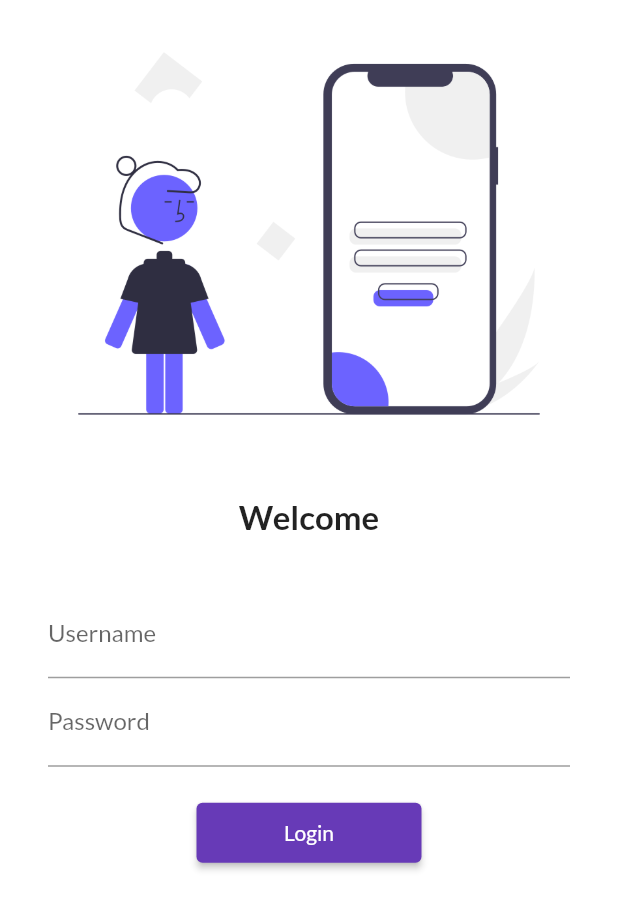
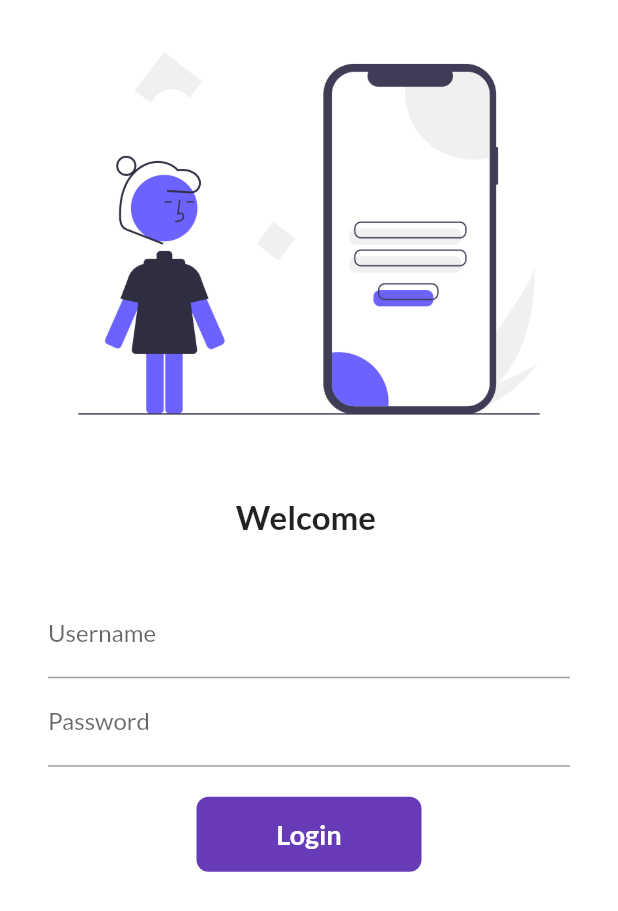
Before and after one commit to divyansh-nishad/flutter_catalog, a Flutter app: the screen it shows after launch, on a phone screen of 412 x 824 dp. Shown: the top 911 px of the screen. Run offline on Flutter 3.47's test engine with Material 2 defaults, Android fonts, the phone set to English and light mode, and no system bars; our stand-ins replace google_fonts.

Commit message:
Day 6 Completed

```diff
--- a/lib/pages/login_page.dart
+++ b/lib/pages/login_page.dart
@@ -1,6 +1,14 @@
 import 'package:flutter/material.dart';
+import 'package:flutter_catalog/utils/routes.dart';
 
-class LoginPage extends StatelessWidget {
+class LoginPage extends StatefulWidget {
+  @override
+  State<LoginPage> createState() => _LoginPageState();
+}
+
+class _LoginPageState extends State<LoginPage> {
+  String name = "";
+  bool changeButton = false;
   @override
   Widget build(BuildContext context) {
     return Material(
@@ -16,7 +24,7 @@ class LoginPage extends StatelessWidget {
                 height: 20.0,
               ),
               Text(
-                "Welcome",
+                "Welcome $name",
                 style: TextStyle(
                   fontSize: 22,
                   fontWeight: FontWeight.bold,
@@ -31,9 +39,12 @@ class LoginPage extends StatelessWidget {
                 child: Column(
                   children: [
                     TextFormField(
-                      decoration: InputDecoration(
-                          hintText: "Enter Username", labelText: "Username"),
-                    ),
+                        decoration: InputDecoration(
+                            hintText: "Enter Username", labelText: "Username"),
+                        onChanged: (value) {
+                          name = value;
+                          setState(() {});
+                        }),
                     TextFormField(
                       obscureText: true,
                       decoration: InputDecoration(
@@ -42,15 +53,44 @@ class LoginPage extends StatelessWidget {
                     SizedBox(
                       height: 20.0,
                     ),
-                    ElevatedButton(
-                      child: Text("Login"),
-                      style: TextButton.styleFrom(
-                        minimumSize: Size(150.0, 40.0),
+                    InkWell(
+                      onTap: () async {
+                        setState(() {
+                          changeButton = true;
+                        });
+                        await Future.delayed(Duration(seconds: 1));
+                        Navigator.pushNamed(context, MyRoutes.homeRoute);
+                      },
+                      child: AnimatedContainer(
+                        duration: Duration(seconds: 1),
+                        width: changeButton ? 50 : 150.0,
+                        height: 50.0,
+                        alignment: Alignment.center,
+                        child: changeButton
+                            ? Icon(Icons.done, color: Colors.white)
+                            : Text(
+                                "Login",
+                                style: TextStyle(
+                                    color: Colors.white,
+                                    fontWeight: FontWeight.bold,
+                                    fontSize: 18.0),
+                              ),
+                        decoration: BoxDecoration(
+                          color: Colors.deepPurple,
+                          borderRadius:
+                              BorderRadius.circular(changeButton ? 20 : 8.0),
+                        ),
                       ),
-                      onPressed: () {
-                        print("Hi there");
-                      },
                     )
+                    // ElevatedButton(
+                    //   child: Text("Login"),
+                    //   style: TextButton.styleFrom(
+                    //     minimumSize: Size(150.0, 40.0),
+                    //   ),
+                    //   onPressed: () {
+                    //     Navigator.pushNamed(context, MyRoutes.homeRoute);
+                    //   },
+                    // )
                   ],
                 ),
               )
```
Also changed, not shown: pubspec.lock, 1 other file.
